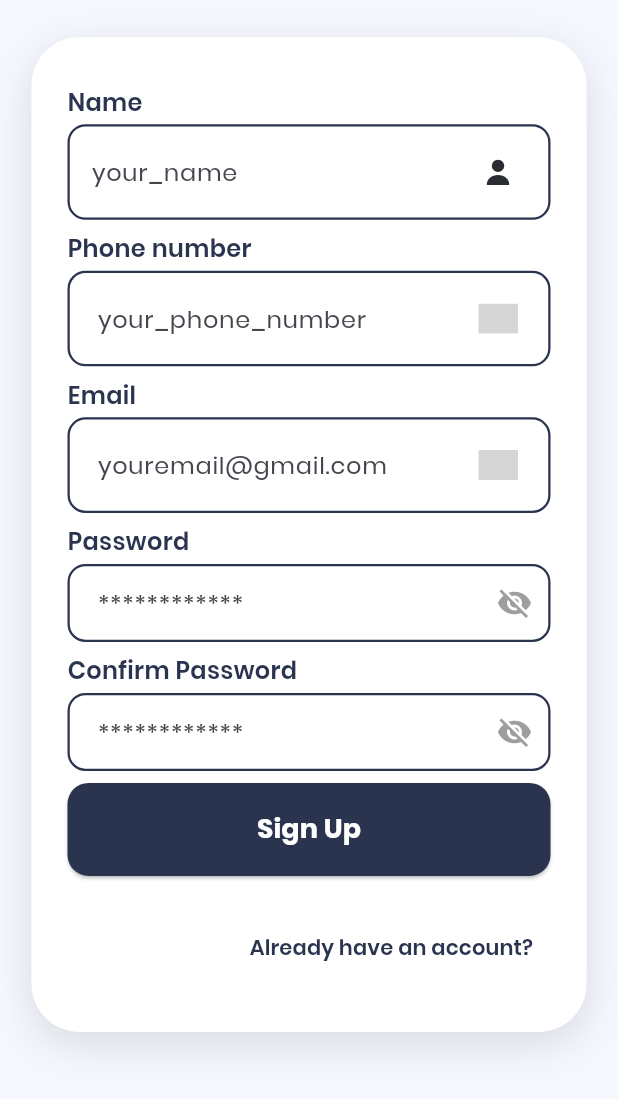
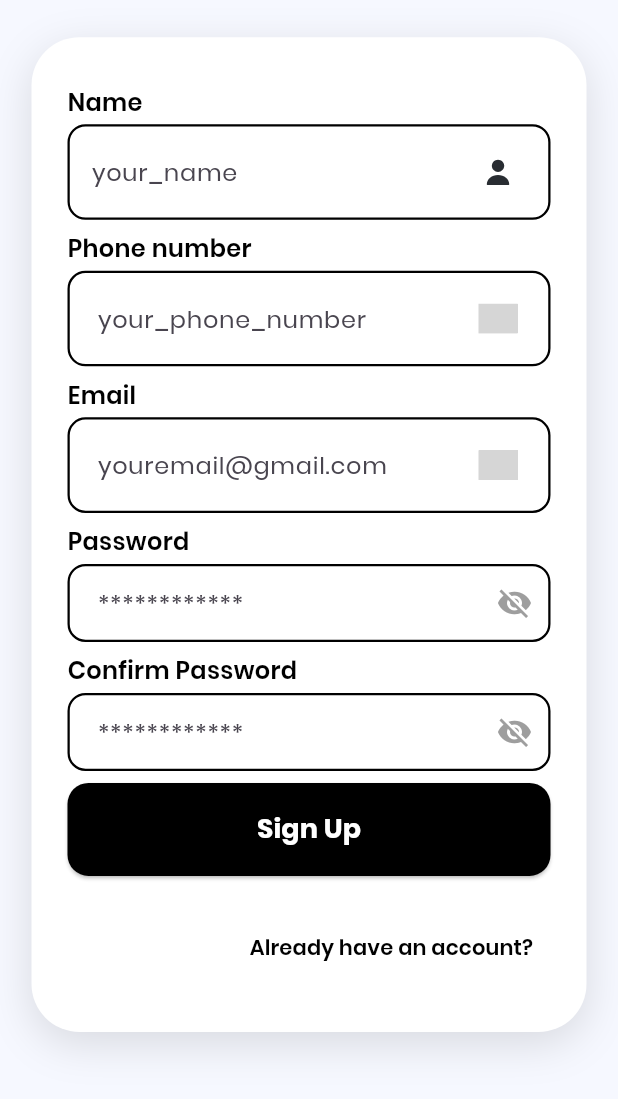
Before and after one commit to Afnanafsal/nexoEShopee, a Flutter app: the screen it shows after launch, after a tap on "Sign Up", on a phone screen of 412 x 824 dp, the part 137-1236 px from its top. Run offline on Flutter 3.47's test engine with Material 3 defaults, Android fonts, the phone set to English and light mode, and no system bars; our stand-ins replace cloud_firestore, firebase_auth, firebase_core, flutter_rating_bar, flutter_riverpod, flutter_screenutil and 10 more; missing offline and left inert: enum_to_string, flutter_facebook_auth, razorpay_flutter; accounts and stored records are empty; project files that could hold a hidden picture were left out; grey boxes are pictures that could not be loaded.

Commit message:
feat: Integrate flutter_screenutil for responsive design and update UI components for consistency

```diff
--- a/lib/app.dart
+++ b/lib/app.dart
@@ -6,6 +6,7 @@ import 'package:fishkart/screens/sign_in/sign_in_screen.dart';
 import 'package:fishkart/screens/sign_up/sign_up_screen.dart';
 import 'package:fishkart/screens/splash/splash_screen.dart';
 import 'package:fishkart/wrappers/authentification_wrapper.dart';
+import 'package:flutter_screenutil/flutter_screenutil.dart';
 
 import '../constants.dart';
 import '../theme.dart';
@@ -13,6 +14,11 @@ import '../theme.dart';
 class App extends StatelessWidget {
   @override
   Widget build(BuildContext context) {
+    return ScreenUtilInit(
+      designSize: const Size(375, 812), // iPhone X size, adjust as needed
+      minTextAdapt: true,
+      splitScreenMode: true,
+      builder: (context, child) {
         return MaterialApp(
           title: appName,
           debugShowCheckedModeBanner: false,
@@ -27,5 +33,7 @@ class App extends StatelessWidget {
             '/add_address': (context) => EditAddressScreen(),
           },
         );
+      },
+    );
   }
 }
--- a/lib/screens/sign_in/components/body.dart
+++ b/lib/screens/sign_in/components/body.dart
@@ -159,7 +159,7 @@ class _SignInCardContentState extends State<_SignInCardContent> {
             fontFamily: 'Poppins',
             fontWeight: FontWeight.w600,
             fontSize: 16,
-            color: Color(0xFF2B344F),
+            color: Colors.black,
           ),
         ),
         SizedBox(height: 8),
@@ -170,15 +170,15 @@ class _SignInCardContentState extends State<_SignInCardContent> {
             contentPadding: EdgeInsets.symmetric(horizontal: 16, vertical: 14),
             border: OutlineInputBorder(
               borderRadius: BorderRadius.circular(8),
-              borderSide: BorderSide(color: Color(0xFF2B344F)),
+              borderSide: BorderSide(color: Colors.black),
             ),
             enabledBorder: OutlineInputBorder(
               borderRadius: BorderRadius.circular(8),
-              borderSide: BorderSide(color: Color(0xFF2B344F)),
+              borderSide: BorderSide(color: Colors.black),
             ),
             focusedBorder: OutlineInputBorder(
               borderRadius: BorderRadius.circular(8),
-              borderSide: BorderSide(color: Color(0xFF2B344F), width: 2),
+              borderSide: BorderSide(color: Colors.black, width: 2),
             ),
           ),
         ),
@@ -189,7 +189,7 @@ class _SignInCardContentState extends State<_SignInCardContent> {
             fontFamily: 'Poppins',
             fontWeight: FontWeight.w600,
             fontSize: 16,
-            color: Color(0xFF2B344F),
+            color: Colors.black,
           ),
         ),
         SizedBox(height: 8),
@@ -201,20 +201,20 @@ class _SignInCardContentState extends State<_SignInCardContent> {
             contentPadding: EdgeInsets.symmetric(horizontal: 16, vertical: 14),
             border: OutlineInputBorder(
               borderRadius: BorderRadius.circular(8),
-              borderSide: BorderSide(color: Color(0xFF2B344F)),
+              borderSide: BorderSide(color: Colors.black),
             ),
             enabledBorder: OutlineInputBorder(
               borderRadius: BorderRadius.circular(8),
-              borderSide: BorderSide(color: Color(0xFF2B344F)),
+              borderSide: BorderSide(color: Colors.black),
             ),
             focusedBorder: OutlineInputBorder(
               borderRadius: BorderRadius.circular(8),
-              borderSide: BorderSide(color: Color(0xFF2B344F), width: 2),
+              borderSide: BorderSide(color: Colors.black, width: 2),
             ),
             suffixIcon: IconButton(
               icon: Icon(
                 passwordVisible ? Icons.visibility : Icons.visibility_off,
-                color: Color(0xFF2B344F),
+                color: Colors.black,
               ),
               onPressed: () {
                 setState(() {
@@ -229,7 +229,7 @@ class _SignInCardContentState extends State<_SignInCardContent> {
           children: [
             Checkbox(
               value: keepLoggedIn,
-              activeColor: Color(0xFF2B344F),
+              activeColor: Colors.black,
               shape: RoundedRectangleBorder(
                 borderRadius: BorderRadius.circular(4),
               ),
@@ -244,7 +244,7 @@ class _SignInCardContentState extends State<_SignInCardContent> {
               style: TextStyle(
                 fontFamily: 'Poppins',
                 fontSize: 15,
-                color: Color(0xFF2B344F),
+                color: Colors.black,
                 fontWeight: FontWeight.w400,
               ),
             ),
@@ -260,7 +260,7 @@ class _SignInCardContentState extends State<_SignInCardContent> {
                 style: TextStyle(
                   fontFamily: 'Poppins',
                   fontWeight: FontWeight.w700,
-                  color: Color(0xFF2B344F),
+                  color: Colors.black,
                   decoration: TextDecoration.underline,
                   fontSize: 15,
                 ),
@@ -282,7 +282,7 @@ class _SignInCardContentState extends State<_SignInCardContent> {
                 "Forgot Password?",
                 style: TextStyle(
                   fontFamily: 'Poppins',
-                  color: Color(0xFF2B344F),
+                  color: Colors.black,
                   decoration: TextDecoration.underline,
                   fontWeight: FontWeight.w400,
                   fontSize: 15,
@@ -297,7 +297,7 @@ class _SignInCardContentState extends State<_SignInCardContent> {
           height: 48,
           child: ElevatedButton(
             style: ElevatedButton.styleFrom(
-              backgroundColor: Color(0xFF2B344F),
+              backgroundColor: Colors.black,
               foregroundColor: Colors.white,
               elevation: 0,
               shape: RoundedRectangleBorder(
@@ -369,7 +369,8 @@ class _SignInCardContentState extends State<_SignInCardContent> {
                           label: "Sign Up",
                           textColor: Colors.white,
                           onPressed: () async {
-                            final googleUser = await GoogleSignIn().signInSilently();
+                            final googleUser = await GoogleSignIn()
+                                .signInSilently();
                             Navigator.of(context).pushReplacement(
                               MaterialPageRoute(
                                 builder: (context) => SignUpScreen(),
@@ -390,11 +391,9 @@ class _SignInCardContentState extends State<_SignInCardContent> {
                       SnackBar(content: Text("Google sign-in failed")),
                     );
                   } else if (result is MessagedFirebaseAuthException) {
-                    ScaffoldMessenger.of(context).showSnackBar(
-                      SnackBar(
-                        content: Text(result.message),
-                      ),
-                    );
+                    ScaffoldMessenger.of(
+                      context,
+                    ).showSnackBar(SnackBar(content: Text(result.message)));
                   } else {
                     ScaffoldMessenger.of(context).showSnackBar(
                       SnackBar(
@@ -463,7 +462,7 @@ class _SocialButton extends StatelessWidget {
       child: ElevatedButton(
         style: ElevatedButton.styleFrom(
           backgroundColor: Colors.white,
-          foregroundColor: Color(0xFF2B344F),
+          foregroundColor: Colors.black,
           elevation: 0,
           shape: RoundedRectangleBorder(
             borderRadius: BorderRadius.circular(14),
@@ -491,7 +490,7 @@ class _SocialButton extends StatelessWidget {
                 fontFamily: 'Poppins',
                 fontSize: 16,
                 fontWeight: FontWeight.w600,
-                color: Color(0xFF2B344F),
+                color: Colors.black,
               ),
             ),
           ],
--- a/lib/screens/sign_up/components/body.dart
+++ b/lib/screens/sign_up/components/body.dart
@@ -74,12 +74,11 @@ class Body extends StatelessWidget {
                                 "Already have an account?",
                                 style: TextStyle(
                                   fontWeight: FontWeight.w600,
-                                  color: Color(0xFF2B344F),
+                                  color: Colors.black,
                                   fontSize: 14,
                                 ),
                               ),
                             ),
-
                           ],
                         ),
                       ],
--- a/lib/screens/sign_up/components/sign_up_form.dart
+++ b/lib/screens/sign_up/components/sign_up_form.dart
@@ -64,7 +64,7 @@ class _SignUpFormState extends ConsumerState<SignUpForm> {
             style: TextStyle(
               fontWeight: FontWeight.w600,
               fontSize: 16,
-              color: Color(0xFF2B344F),
+              color: Colors.black,
             ),
           ),
           SizedBox(height: 3),
@@ -76,7 +76,7 @@ class _SignUpFormState extends ConsumerState<SignUpForm> {
             style: TextStyle(
               fontWeight: FontWeight.w600,
               fontSize: 16,
-              color: Color(0xFF2B344F),
+              color: Colors.black,
             ),
           ),
           SizedBox(height: 3),
@@ -88,7 +88,7 @@ class _SignUpFormState extends ConsumerState<SignUpForm> {
             style: TextStyle(
               fontWeight: FontWeight.w600,
               fontSize: 16,
-              color: Color(0xFF2B344F),
+              color: Colors.black,
             ),
           ),
           SizedBox(height: 3),
@@ -100,7 +100,7 @@ class _SignUpFormState extends ConsumerState<SignUpForm> {
             style: TextStyle(
               fontWeight: FontWeight.w600,
               fontSize: 16,
-              color: Color(0xFF2B344F),
+              color: Colors.black,
             ),
           ),
           SizedBox(height: 3),
@@ -112,7 +112,7 @@ class _SignUpFormState extends ConsumerState<SignUpForm> {
             style: TextStyle(
               fontWeight: FontWeight.w600,
               fontSize: 16,
-              color: Color(0xFF2B344F),
+              color: Colors.black,
             ),
           ),
           SizedBox(height: 3),
@@ -124,7 +124,7 @@ class _SignUpFormState extends ConsumerState<SignUpForm> {
             width: double.infinity,
             child: ElevatedButton(
               style: ElevatedButton.styleFrom(
-                backgroundColor: Color(0xFF2B344F),
+                backgroundColor: Colors.black,
                 padding: EdgeInsets.symmetric(vertical: 18),
                 shape: RoundedRectangleBorder(
                   borderRadius: BorderRadius.circular(14),
@@ -157,11 +157,11 @@ class _SignUpFormState extends ConsumerState<SignUpForm> {
         contentPadding: EdgeInsets.symmetric(vertical: 0, horizontal: 12),
         enabledBorder: OutlineInputBorder(
           borderRadius: BorderRadius.circular(12),
-          borderSide: BorderSide(color: Color(0xFF2B344F), width: 1.5),
+          borderSide: BorderSide(color: Colors.black, width: 1.5),
         ),
         focusedBorder: OutlineInputBorder(
           borderRadius: BorderRadius.circular(12),
-          borderSide: BorderSide(color: Color(0xFF2B344F), width: 2),
+          borderSide: BorderSide(color: Colors.black, width: 2),
         ),
       ),
       onChanged: (value) {
@@ -195,11 +195,11 @@ class _SignUpFormState extends ConsumerState<SignUpForm> {
         contentPadding: EdgeInsets.symmetric(vertical: 14, horizontal: 16),
         enabledBorder: OutlineInputBorder(
           borderRadius: BorderRadius.circular(12),
-          borderSide: BorderSide(color: Color(0xFF2B344F), width: 1.5),
+          borderSide: BorderSide(color: Colors.black, width: 1.5),
         ),
         focusedBorder: OutlineInputBorder(
           borderRadius: BorderRadius.circular(12),
-          borderSide: BorderSide(color: Color(0xFF2B344F), width: 2),
+          borderSide: BorderSide(color: Colors.black, width: 2),
         ),
       ),
 
@@ -231,11 +231,11 @@ class _SignUpFormState extends ConsumerState<SignUpForm> {
             contentPadding: EdgeInsets.symmetric(vertical: 14, horizontal: 16),
             enabledBorder: OutlineInputBorder(
               borderRadius: BorderRadius.circular(12),
-              borderSide: BorderSide(color: Color(0xFF2B344F), width: 1.5),
+              borderSide: BorderSide(color: Colors.black, width: 1.5),
             ),
             focusedBorder: OutlineInputBorder(
               borderRadius: BorderRadius.circular(12),
-              borderSide: BorderSide(color: Color(0xFF2B344F), width: 2),
+              borderSide: BorderSide(color: Colors.black, width: 2),
             ),
             suffixIcon: IconButton(
               icon: Icon(
@@ -284,11 +284,11 @@ class _SignUpFormState extends ConsumerState<SignUpForm> {
         contentPadding: EdgeInsets.symmetric(vertical: 0, horizontal: 16),
         enabledBorder: OutlineInputBorder(
           borderRadius: BorderRadius.circular(12),
-          borderSide: BorderSide(color: Color(0xFF2B344F), width: 1.5),
+          borderSide: BorderSide(color: Colors.black, width: 1.5),
         ),
         focusedBorder: OutlineInputBorder(
           borderRadius: BorderRadius.circular(12),
-          borderSide: BorderSide(color: Color(0xFF2B344F), width: 2),
+          borderSide: BorderSide(color: Colors.black, width: 2),
         ),
       ),
       validator: (value) {
@@ -314,11 +314,11 @@ class _SignUpFormState extends ConsumerState<SignUpForm> {
             contentPadding: EdgeInsets.symmetric(vertical: 14, horizontal: 16),
             enabledBorder: OutlineInputBorder(
               borderRadius: BorderRadius.circular(12),
-              borderSide: BorderSide(color: Color(0xFF2B344F), width: 1.5),
+              borderSide: BorderSide(color: Colors.black, width: 1.5),
             ),
             focusedBorder: OutlineInputBorder(
               borderRadius: BorderRadius.circular(12),
-              borderSide: BorderSide(color: Color(0xFF2B344F), width: 2),
+              borderSide: BorderSide(color: Colors.black, width: 2),
             ),
             suffixIcon: IconButton(
               icon: Icon(
@@ -367,7 +367,8 @@ class _SignUpFormState extends ConsumerState<SignUpForm> {
             .limit(1)
             .get();
         if (existing.docs.isNotEmpty) {
-          snackbarMessage = "This email is already registered. Please login or use 'Forgot Password' if you can't access your account.";
+          snackbarMessage =
+              "This email is already registered. Please login or use 'Forgot Password' if you can't access your account.";
           ScaffoldMessenger.of(context).showSnackBar(
             SnackBar(
               content: Text(snackbarMessage),
@@ -388,7 +389,8 @@ class _SignUpFormState extends ConsumerState<SignUpForm> {
         // Check if email exists in Firebase Auth (for Google sign-in edge case)
         final methods = await authService.fetchSignInMethodsForEmail(email);
         if (methods.isNotEmpty) {
-          snackbarMessage = "This email is already registered. Please login or use 'Forgot Password' if you can't access your account.";
+          snackbarMessage =
+              "This email is already registered. Please login or use 'Forgot Password' if you can't access your account.";
           ScaffoldMessenger.of(context).showSnackBar(
             SnackBar(
               content: Text(snackbarMessage),
@@ -429,12 +431,13 @@ class _SignUpFormState extends ConsumerState<SignUpForm> {
         // Instead of relying on result == true, check if user exists in Auth and Firestore
         final user = authService.currentUser;
         final userDoc = await FirebaseFirestore.instance
-          .collection('users')
-          .doc(user.uid)
-          .get();
+            .collection('users')
+            .doc(user.uid)
+            .get();
         final userType = userDoc.data()?['userType'];
         if (user != null && userDoc.exists && userType == 'customer') {
-          snackbarMessage = "Account created successfully! Please verify your email.";
+          snackbarMessage =
+              "Account created successfully! Please verify your email.";
           ScaffoldMessenger.of(context).showSnackBar(
             SnackBar(
               content: Text(snackbarMessage),
--- a/pubspec.yaml
+++ b/pubspec.yaml
@@ -57,6 +57,7 @@ dependencies:
   flutter_facebook_auth: ^6.0.3
   razorpay_flutter: ^1.4.0
   android_intent_plus: ^5.3.0
+  flutter_screenutil: ^5.9.3
 
 dev_dependencies:
   flutter_test:
```
Also changed, not shown: lib/screens/home/components/body.dart (+75 -26 lines), lib/screens/home/components/delivery_address_bar.dart (+1 -7 lines), lib/screens/home/components/home_header.dart (+1 -9 lines), lib/screens/sign_in/components/sign_in_form_new.dart (+8 -8 lines), assets/icons/signout.png (added), pubspec.lock. Lines whose indentation alone changed are shown as unchanged.
